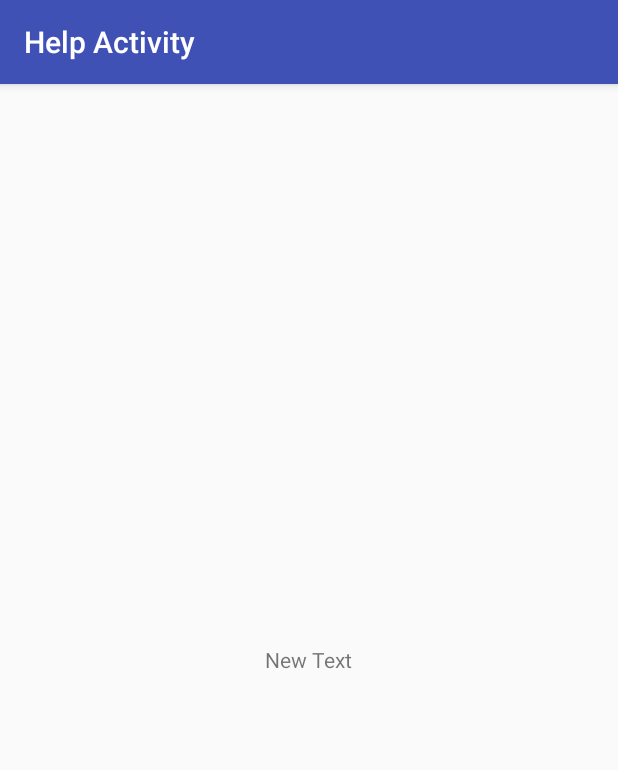
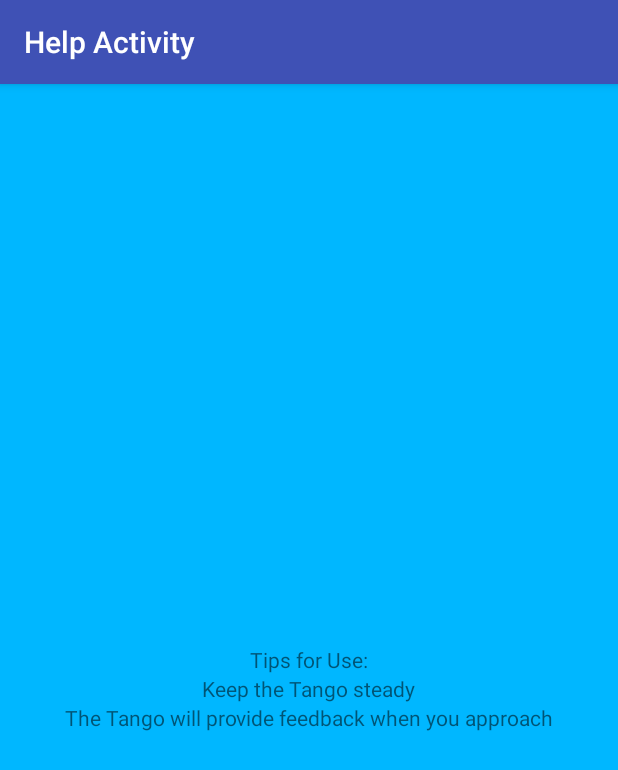
Before and after one commit to Abhilaash/Senior_Research_Abhilaash_Henry, an Android app: the HelpActivity screen opened directly, with no data from a screen before it, on a phone screen of 412 x 824 dp. Shown: the top 770 px of the screen. Run offline under Robolectric (Android 15) with nearby library versions, the phone set to English and light mode, and no system bars.

Commit message:
Fixed activity crash

```diff
--- a/app/src/main/res/layout/activity_help.xml
+++ b/app/src/main/res/layout/activity_help.xml
@@ -1,12 +1,27 @@
 <?xml version="1.0" encoding="utf-8"?>
 <RelativeLayout xmlns:android="http://schemas.android.com/apk/res/android"
-    android:layout_width="match_parent" android:layout_height="match_parent">
+    android:layout_width="match_parent" android:layout_height="match_parent"
+    android:background="#00b7ff">
 
     <TextView
         android:layout_width="wrap_content"
         android:layout_height="wrap_content"
-        android:text="New Text"
-        android:id="@+id/textView"
+        android:text="Tips for Use:"
+        android:id="@+id/help1"
         android:layout_centerVertical="true"
         android:layout_centerHorizontal="true" />
+    <TextView
+        android:layout_width="wrap_content"
+        android:layout_height="wrap_content"
+        android:text="Keep the Tango steady"
+        android:id="@+id/help2"
+        android:layout_centerHorizontal="true"
+        android:layout_below="@id/help1"/>
+    <TextView
+        android:layout_width="wrap_content"
+        android:layout_height="wrap_content"
+        android:text="The Tango will provide feedback when you approach"
+        android:layout_centerHorizontal="true"
+        android:layout_below="@id/help2"/>
+
 </RelativeLayout>
```
